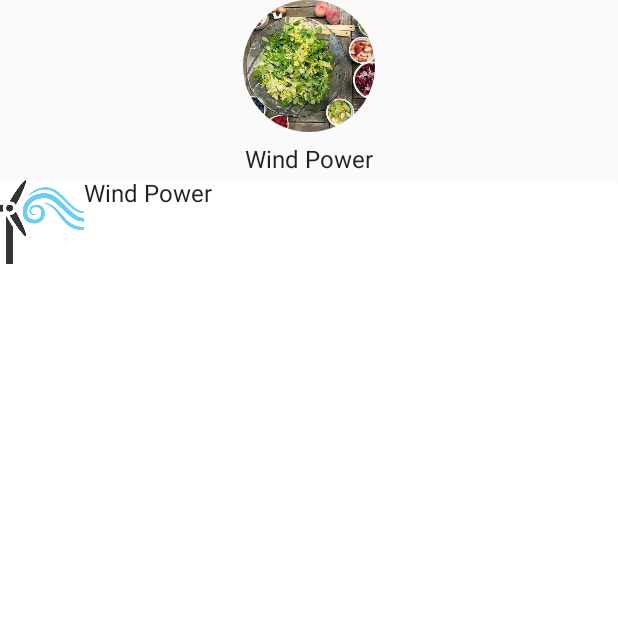
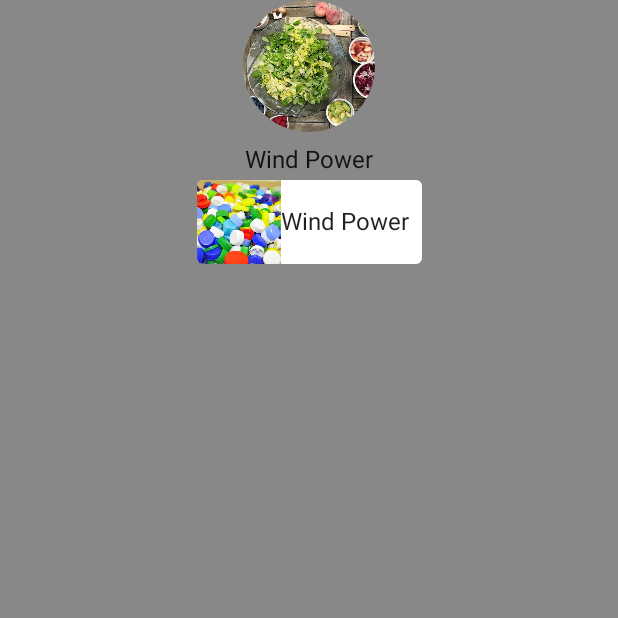
Before and after one commit to Luccien/questionaire02, an Android app built with Jetpack Compose: the screen it shows after launch (MainActivity), on a phone screen of 412 x 824 dp, the top half of it. Run offline under Robolectric (Android 15) with nearby library versions, the phone set to English and light mode, and no system bars.

Commit message:
moving row text to the middle with centerVertically

```diff
--- a/app/src/main/java/de/lu/questionaire02/MainActivity.kt
+++ b/app/src/main/java/de/lu/questionaire02/MainActivity.kt
@@ -17,6 +17,7 @@ import androidx.compose.runtime.Composable
 import androidx.compose.ui.Alignment
 import androidx.compose.ui.Modifier
 import androidx.compose.ui.draw.clip
+import androidx.compose.ui.graphics.Color
 import androidx.compose.ui.layout.ContentScale
 import androidx.compose.ui.res.painterResource
 import androidx.compose.ui.res.stringResource
@@ -31,13 +32,13 @@ class MainActivity : ComponentActivity() {
         setContent {
             Questionaire02Theme {
                 // A surface container using the 'background' color from the theme
-                /*Surface(
+                Surface(
                     modifier = Modifier.fillMaxSize(),
-                    color = MaterialTheme.colors.background
-                ) {*/
+                    color = Color.Gray//MaterialTheme.colors.col
+                ) {
                        StartScreen()
 
-                    //}
+                    }
                 }
             }
         }
@@ -89,17 +90,19 @@ fun TopMenu(modifier: Modifier = Modifier) {
 
 @Composable
 fun MiddleMenu(modifier: Modifier = Modifier) {
-    Column(
+    /*Column(
         horizontalAlignment = Alignment.CenterHorizontally,
         //modifier = modifier.fillMaxSize()
-    ) {
+    ) {*/
         Surface(
             shape = MaterialTheme.shapes.small,
-            modifier = Modifier.fillMaxSize()
+            //modifier = Modifier.fillMaxSize() othervise all surface after that will be white
         ) {
-            Row (Modifier.width(192.dp)){
+            Row (
+                verticalAlignment = Alignment.CenterVertically,
+                modifier = Modifier.width(150.dp)){
                 Image(
-                    painter = painterResource(id = R.drawable.p1),
+                    painter = painterResource(id = R.drawable.p1plastic),
                     contentScale = ContentScale.Crop,
                     contentDescription = null,
                     modifier = Modifier
@@ -111,5 +114,5 @@ fun MiddleMenu(modifier: Modifier = Modifier) {
             }
 
         }
-    }
+    //}
 }
```
Also changed, not shown: app/src/main/res/drawable-v24/p1plastic.jpg (added).
